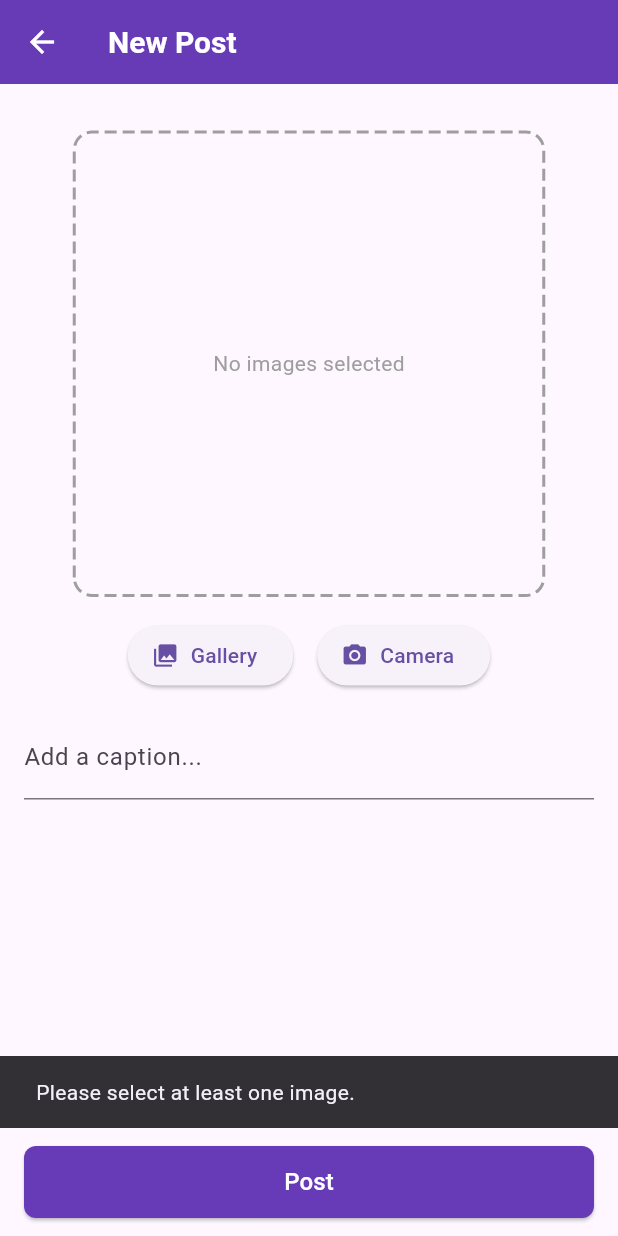
After one commit to athraz/batik-app, a Flutter app: the CreatePostPage screen opened by its route, after a tap on "Post", on a phone screen of 412 x 824 dp. The commit adds this screen. Run offline on Flutter 3.47's test engine with Material 3 defaults, Android fonts, the light colour scheme and no system bars; drawn by our look-alikes of dotted_border; our stand-ins replace cloud_firestore, firebase_core, firebase_messaging, image_cropper, image_picker; accounts and stored records are empty.

Commit message:
feat: create post page (upload image and check type not implemented yet)

```diff
--- a/lib/main.dart
+++ b/lib/main.dart
@@ -1,3 +1,4 @@
+import 'package:batik_app/screens/create_post_page.dart';
 import 'package:batik_app/screens/home_page.dart';
 import 'package:flutter/material.dart';
 import 'package:firebase_core/firebase_core.dart';
@@ -11,6 +12,7 @@ void main() async {
 }
 
 class MyApp extends StatelessWidget {
+  const MyApp({super.key});
   @override
   Widget build(BuildContext context) {
     return MaterialApp(
@@ -20,7 +22,7 @@ class MyApp extends StatelessWidget {
         // 'register': (context) => RegisterPage(),
         // 'profile': (context) => ProfilePage(),
         'home': (context) => HomePage(),
-        // 'post/create': (context) => CreatePostPage(),
+        'post/create': (context) => CreatePostPage(),
       },
     );
   }
--- /dev/null
+++ b/lib/screens/create_post_page.dart
@@ -0,0 +1,273 @@
+import 'dart:io';
+
+import 'package:batik_app/models/post.dart';
+import 'package:batik_app/services/post_service.dart';
+import 'package:dotted_border/dotted_border.dart';
+import 'package:flutter/material.dart';
+import 'package:image_cropper/image_cropper.dart';
+import 'package:image_picker/image_picker.dart';
+
+class CreatePostPage extends StatefulWidget {
+  const CreatePostPage({super.key});
+
+  @override
+  State<CreatePostPage> createState() => _CreatePostPageState();
+}
+
+class _CreatePostPageState extends State<CreatePostPage> {
+  final TextEditingController _captionController = TextEditingController();
+  final List<File> _images = [];
+  final ImagePicker _picker = ImagePicker();
+  bool _isLoading = false;
+
+  Future<File?> _cropToSquare(File imageFile) async {
+    final croppedFile = await ImageCropper().cropImage(
+      sourcePath: imageFile.path,
+      aspectRatio: const CropAspectRatio(ratioX: 1, ratioY: 1),
+      compressFormat: ImageCompressFormat.jpg,
+      uiSettings: [
+        AndroidUiSettings(
+          toolbarTitle: 'Crop Image',
+          lockAspectRatio: true,
+        ),
+        IOSUiSettings(
+          title: 'Crop Image',
+          aspectRatioLockEnabled: true,
+        ),
+      ],
+    );
+    return croppedFile != null ? File(croppedFile.path) : null;
+  }
+
+  Future<void> _pickImagesFromGallery() async {
+    final List<XFile> pickedFiles = await _picker.pickMultiImage();
+    if (pickedFiles.isNotEmpty) {
+      for (var xfile in pickedFiles) {
+        final cropped = await _cropToSquare(File(xfile.path));
+        if (cropped != null) {
+          setState(() {
+            _images.add(cropped);
+          });
+        }
+      }
+    }
+  }
+
+  Future<void> _pickImageFromCamera() async {
+    final XFile? pickedFile = await _picker.pickImage(source: ImageSource.camera);
+    if (pickedFile != null) {
+      final cropped = await _cropToSquare(File(pickedFile.path));
+      if (cropped != null) {
+        setState(() {
+          _images.add(cropped);
+        });
+      }
+    }
+  }
+
+  Future<void> _submit() async {
+    if (_images.isEmpty) {
+      ScaffoldMessenger.of(context).showSnackBar(
+          const SnackBar(content: Text('Please select at least one image.')));
+      return;
+    }
+    if (_captionController.text.isEmpty) {
+      ScaffoldMessenger.of(context)
+          .showSnackBar(const SnackBar(content: Text('Caption cannot be empty.')));
+      return;
+    }
+
+    setState(() {
+      _isLoading = true;
+    });
+
+    try {
+      final post = Post(
+        caption: _captionController.text,
+        // TODO: get real user id
+        userId: 'currentUserId',
+      );
+
+      final postService = PostService();
+      final _ = await postService.addPost(post, _images);
+
+      if (!mounted) return;
+      ScaffoldMessenger.of(context).showSnackBar(
+          SnackBar(content: Text('Post created successfully!')));
+
+      setState(() {
+        _images.clear();
+        _captionController.clear();
+      });
+
+      Navigator.pushNamed(context, 'home');
+    } catch (e) {
+      if (!mounted) return;
+      ScaffoldMessenger.of(context)
+          .showSnackBar(SnackBar(content: Text('Error: $e')));
+    }
+
+    if (!mounted) return;
+
+    setState(() {
+      _isLoading = false;
+    });
+  }
+
+  @override
+  void dispose() {
+    _captionController.dispose();
+    super.dispose();
+  }
+
+  @override
+  Widget build(BuildContext context) {
+    return Scaffold(
+      appBar: AppBar(
+        title: const Text(
+          'New Post',
+          style: TextStyle(
+            fontWeight: FontWeight.bold,
+            fontSize: 20,
+            color: Colors.white,
+          ),
+        ),
+        backgroundColor: Colors.deepPurple,
+        elevation: 2,
+        iconTheme: const IconThemeData(color: Colors.white),
+      ),
+      body: Padding(
+        padding: const EdgeInsets.symmetric(vertical: 16),
+        child: SingleChildScrollView(
+        padding: const EdgeInsets.symmetric(horizontal: 16),
+          child: Column(
+            children: [
+              const SizedBox(height: 16),
+              // Show picked images as thumbnails horizontally
+              SizedBox(
+                height: MediaQuery.of(context).size.width * 0.75,
+                child: _images.isNotEmpty
+                    ? PageView.builder(
+                        controller: PageController(viewportFraction: 0.8),
+                        itemCount: _images.length,
+                        itemBuilder: (context, index) {
+                          return Padding(
+                            padding: const EdgeInsets.symmetric(horizontal: 8),
+                            child: Stack(
+                              alignment: Alignment.topRight,
+                              children: [
+                                ClipRRect(
+                                  borderRadius: BorderRadius.circular(12),
+                                  child: Image.file(
+                                    _images[index],
+                                    width: MediaQuery.of(context).size.width * 0.75,
+                                    fit: BoxFit.cover,
+                                  ),
+                                ),
+                                GestureDetector(
+                                  onTap: () {
+                                    setState(() {
+                                      _images.removeAt(index);
+                                    });
+                                  },
+                                  child: Container(
+                                    decoration: BoxDecoration(
+                                      color: Colors.black54,
+                                      shape: BoxShape.circle,
+                                    ),
+                                    padding: const EdgeInsets.all(4),
+                                    child: const Icon(
+                                      Icons.close,
+                                      size: 20,
+                                      color: Colors.white,
+                                    ),
+                                  ),
+                                ),
+                              ],
+                            ),
+                          );
+                        },
+                      )
+                    : Padding(
+                        padding: const EdgeInsets.symmetric(horizontal: 8),
+                        child: DottedBorder(
+                          borderType: BorderType.RRect,
+                          radius: const Radius.circular(12),
+                          dashPattern: const [8, 4],
+                          color: Colors.grey,
+                          strokeWidth: 2,
+                          child: Container(
+                            width: MediaQuery.of(context).size.width * 0.75,
+                            height: double.infinity, // fill the SizedBox height
+                            alignment: Alignment.center,
+                            child: const Text(
+                              'No images selected',
+                              style: TextStyle(color: Colors.grey),
+                            ),
+                          ),
+                        ),
+                      ),
+              ),
+
+              const SizedBox(height: 16),
+
+              // Buttons for picking images
+              Row(
+                mainAxisAlignment: MainAxisAlignment.center,
+                children: [
+                  ElevatedButton.icon(
+                    onPressed: _pickImagesFromGallery,
+                    icon: const Icon(Icons.photo_library),
+                    label: const Text('Gallery'),
+                  ),
+                  const SizedBox(width: 16),
+                  ElevatedButton.icon(
+                    onPressed: _pickImageFromCamera,
+                    icon: const Icon(Icons.camera_alt),
+                    label: const Text('Camera'),
+                  ),
+                ],
+              ),
+
+              const SizedBox(height: 16),
+
+              // Caption input
+              TextField(
+                controller: _captionController,
+                minLines: 1,
+                maxLines: 4,
+                decoration: const InputDecoration(
+                  labelText: 'Add a caption...',
+                  // border: OutlineInputBorder(),
+                  floatingLabelBehavior: FloatingLabelBehavior.never,
+                ),
+              ),
+            ],
+          ),
+        ),
+      ),
+      bottomNavigationBar: Padding(
+        padding: const EdgeInsets.symmetric(horizontal: 16, vertical: 12),
+        child: _isLoading
+            ? const Center(child: CircularProgressIndicator())
+            : SizedBox(
+                width: double.infinity,
+                height: 48, // you can adjust height
+                child: ElevatedButton(
+                  onPressed: _submit,
+                  style: ElevatedButton.styleFrom(
+                    backgroundColor: Colors.deepPurple,
+                    shape: RoundedRectangleBorder(
+                      borderRadius: BorderRadius.circular(8),
+                    ),
+                  ),
+                  child: const Text(
+                    'Post',
+                    style: TextStyle(fontSize: 16, color: Colors.white),
+                  ),
+                ),
+              ),
+      ),
+    );
+  }
+}
--- a/lib/services/post_service.dart
+++ b/lib/services/post_service.dart
@@ -1,7 +1,55 @@
+import 'dart:io';
+
+import 'package:batik_app/models/post.dart';
+import 'package:batik_app/services/image_service.dart';
+import 'package:batik_app/services/type_service.dart';
 import 'package:cloud_firestore/cloud_firestore.dart';
 
 class PostService {
   final CollectionReference posts = FirebaseFirestore.instance.collection('posts');
+
+  Future<String> addPost(Post post, List<File> imageFiles) async {
+    List<Map<String, dynamic>> imageDataList = [];
+    for (int i = 0; i < imageFiles.length; i++) {
+      File imageFile = imageFiles[i];
+
+      String? typeId = await TypeService().checkType(imageFile);
+      if (typeId == null || typeId.isEmpty) {
+        throw Exception('Cannot check image type at index $i');
+      }
+
+      String? imageUrl = await ImageService().uploadImage(imageFile);
+      if (imageUrl == null || imageUrl.isEmpty) {
+        throw Exception('Failed to upload image at index $i');
+      }
+
+      imageDataList.add({
+        'imageUrl': imageUrl,
+        'typeId': typeId,
+        'number': i + 1,
+      });
+    }
+
+    DocumentReference docRef = await posts.add({
+      'caption': post.caption,
+      'userId': post.userId,
+      'thumbnailUrl': imageDataList.first['imageUrl'],
+      'createdAt': Timestamp.now(),
+      'updatedAt': Timestamp.now(),
+    });
+
+    for (var image in imageDataList) {
+      await docRef.collection('images').add({
+        'imageUrl': image['imageUrl'],
+        'typeId': image['typeId'],
+        'number': image['number'],
+        'createdAt': Timestamp.now(),
+        'updatedAt': Timestamp.now(),
+      });
+    }
+
+    return docRef.id;
+  }
 
   Stream<List<Map<String, dynamic>>> getPostsStream() {
     return posts.orderBy('createdAt', descending: true).snapshots().asyncMap(
--- /dev/null
+++ b/lib/services/type_service.dart
@@ -0,0 +1,8 @@
+import 'dart:io';
+
+class TypeService {
+  Future<String?> checkType(File imageFile) async {
+    // TODO: integratre with ML model
+    return "dummyType";
+  }
+}
--- a/pubspec.yaml
+++ b/pubspec.yaml
@@ -42,6 +42,9 @@ dependencies:
 
   # Notification
   firebase_messaging: ^15.2.6
+  image_picker: ^1.1.2
+  image_cropper: ^9.1.0
+  dotted_border: ^2.0.0
 
 dev_dependencies:
   flutter_test:
```
Also changed, not shown: lib/services/image_service.dart (added, +11 -0 lines), pubspec.lock, 6 other files.
